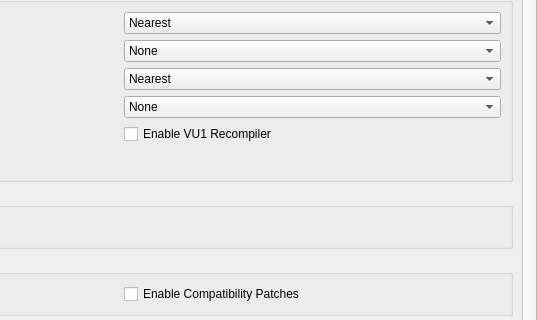
Qt form pcsx2-qt/Settings/AdvancedSettingsWidget.ui (PCSX2/pcsx2) before a commit; both pictures show x 272 to 809 and y 281 to 601 of the 809 by 725 pixel window.
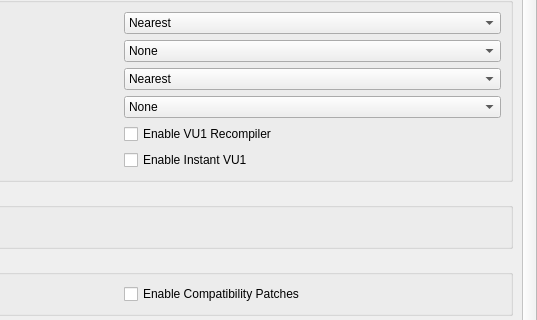
The same form after that commit.

Diff of the .ui file:
```diff
--- a/pcsx2-qt/Settings/AdvancedSettingsWidget.ui
+++ b/pcsx2-qt/Settings/AdvancedSettingsWidget.ui
@@ -33,8 +33,8 @@
        <rect>
         <x>0</x>
         <y>0</y>
-        <width>807</width>
-        <height>723</height>
+        <width>790</width>
+        <height>765</height>
        </rect>
       </property>
       <layout class="QVBoxLayout" name="verticalLayout">
@@ -272,6 +272,13 @@
               </property>
              </widget>
             </item>
+            <item row="1" column="1">
+             <widget class="QCheckBox" name="instantVU1">
+              <property name="text">
+               <string>Enable Instant VU1</string>
+              </property>
+             </widget>
+            </item>
            </layout>
           </item>
           <item row="1" column="1">
```
Left out of the diff: 4 changed lines with no effect on the pictures.
